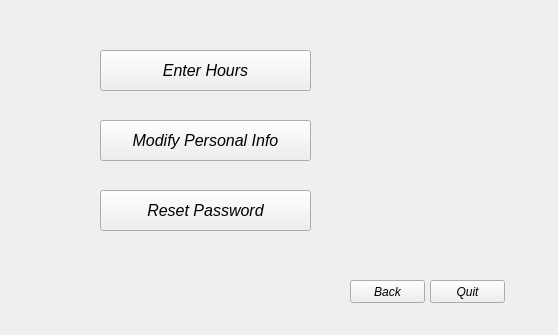
First picture: the form in together/Teacher Landing.ui, repository SDSMT-CSC464-F15/dancesoft, before the edit.
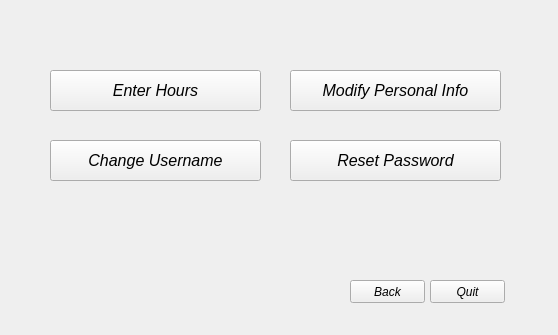
Second picture: the form after the edit. The open tabs and pages were chosen to show the change.

The edit to the form file:
```diff
--- a/together/Teacher Landing.ui
+++ b/together/Teacher Landing.ui
@@ -396,8 +396,8 @@
      <widget class="QPushButton" name="Enter_hours_btn">
       <property name="geometry">
        <rect>
-        <x>90</x>
-        <y>40</y>
+        <x>40</x>
+        <y>60</y>
         <width>211</width>
         <height>41</height>
        </rect>
@@ -416,8 +416,8 @@
      <widget class="QPushButton" name="Modify_personal_info">
       <property name="geometry">
        <rect>
-        <x>90</x>
-        <y>110</y>
+        <x>280</x>
+        <y>60</y>
         <width>211</width>
         <height>41</height>
        </rect>
@@ -436,8 +436,8 @@
      <widget class="QPushButton" name="Reset_password">
       <property name="geometry">
        <rect>
-        <x>90</x>
-        <y>180</y>
+        <x>280</x>
+        <y>130</y>
         <width>211</width>
         <height>41</height>
        </rect>
@@ -453,6 +453,26 @@
        <string>Reset Password</string>
       </property>
      </widget>
+     <widget class="QPushButton" name="Change_Username_btn">
+      <property name="geometry">
+       <rect>
+        <x>40</x>
+        <y>130</y>
+        <width>211</width>
+        <height>41</height>
+       </rect>
+      </property>
+      <property name="font">
+       <font>
+        <family>Arial</family>
+        <pointsize>12</pointsize>
+        <italic>true</italic>
+       </font>
+      </property>
+      <property name="text">
+       <string>Change Username</string>
+      </property>
+     </widget>
     </widget>
    </widget>
   </widget>
```
